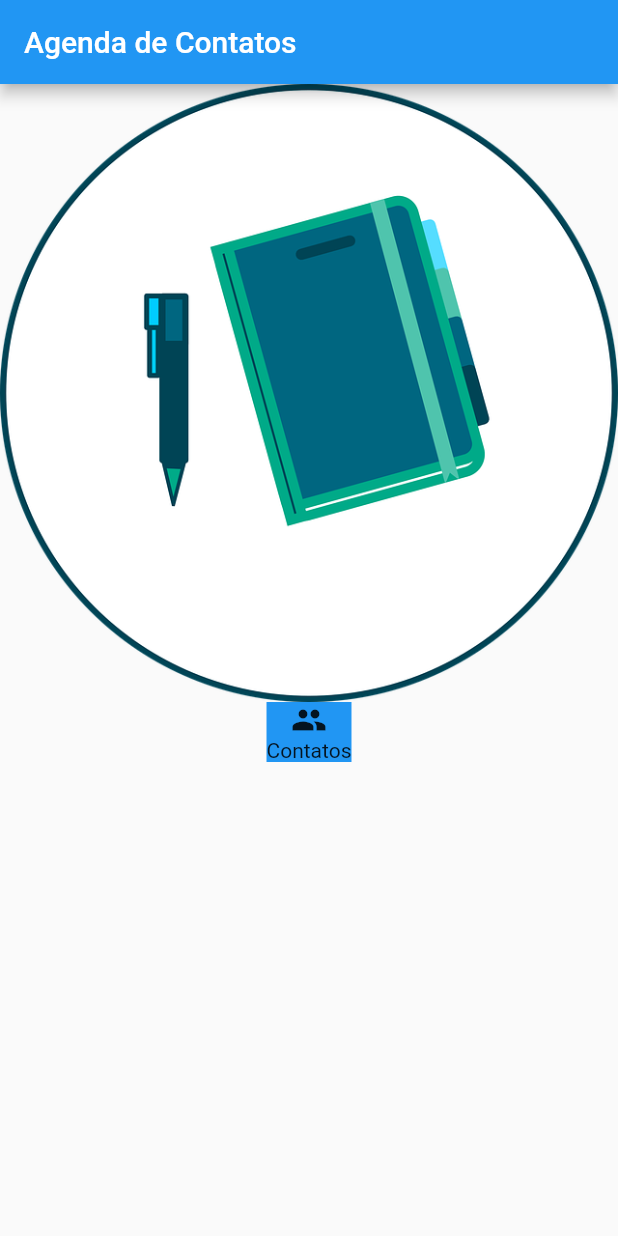
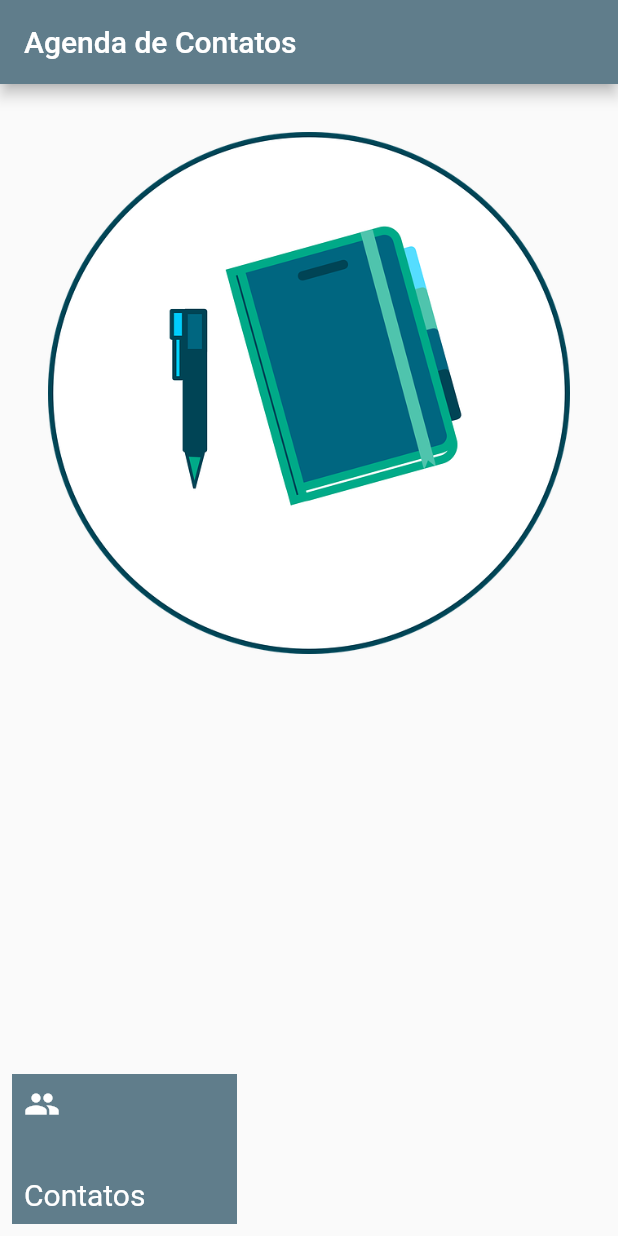
Before and after one commit to jjunio01/agenda-contatos, a Flutter app: the screen it shows after launch, on a phone screen of 412 x 824 dp. Run offline on Flutter 3.47's test engine with Material 2 defaults, Android fonts, the phone set to English and light mode, and no system bars.

Commit message:
Estilizando a página home e padronizando tema do App

```diff
--- a/lib/main.dart
+++ b/lib/main.dart
@@ -10,24 +10,67 @@ class AgendaApp extends StatelessWidget {
   @override
   Widget build(BuildContext context) {
     return MaterialApp(
-      home: Scaffold(
-        appBar: AppBar(
-          title: const Text("Agenda de Contatos"),
+      theme: ThemeData(
+        colorScheme: ColorScheme.fromSwatch(
+          primarySwatch: Colors.blueGrey,
+        ).copyWith(
+          secondary: Colors.tealAccent[400],
         ),
-        body: Column(
-          children: <Widget>[
-            Image.asset("images/logo.png"),
-            Container(
-              color: Colors.blue,
+        buttonTheme: ButtonThemeData(
+          buttonColor: Colors.tealAccent[400],
+          textTheme: ButtonTextTheme.primary,
+        ),
+      ),
+      home: const HomePage(),
+    );
+  }
+}
+
+class HomePage extends StatelessWidget {
+  const HomePage({Key? key}) : super(key: key);
+
+  @override
+  Widget build(BuildContext context) {
+    return Scaffold(
+      appBar: AppBar(
+        title: const Text("Agenda de Contatos"),
+      ),
+      body: Column(
+        mainAxisAlignment: MainAxisAlignment.spaceBetween,
+        crossAxisAlignment: CrossAxisAlignment.start,
+        children: <Widget>[
+          Padding(
+            padding: const EdgeInsets.all(32.0),
+            child: Image.asset("images/logo.png"),
+          ),
+          Padding(
+            padding: const EdgeInsets.all(8.0),
+            child: Container(
+              padding: const EdgeInsets.all(8.0),
+              height: 100,
+              width: 150,
+              color: Theme.of(context).colorScheme.primary,
               child: Column(
+                mainAxisAlignment: MainAxisAlignment.spaceBetween,
+                crossAxisAlignment: CrossAxisAlignment.start,
                 children: const <Widget>[
-                  Icon(Icons.people_sharp),
-                  Text("Contatos"),
+                  Icon(
+                    Icons.people_sharp,
+                    color: Colors.white,
+                    size: 24.0,
+                  ),
+                  Text(
+                    "Contatos",
+                    style: TextStyle(
+                      color: Colors.white,
+                      fontSize: 20.0,
+                    ),
+                  ),
                 ],
               ),
             ),
-          ],
-        ),
+          ),
+        ],
       ),
     );
   }
```
